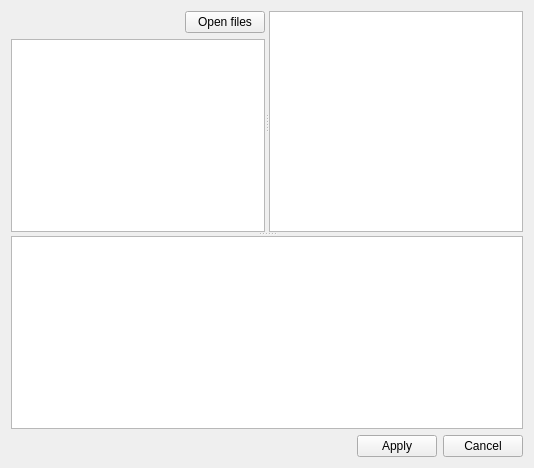
Before: the Qt Designer form ui/sellerwidget/sellerwidget.ui in etengabeko/garsale, drawn with Qt 5.
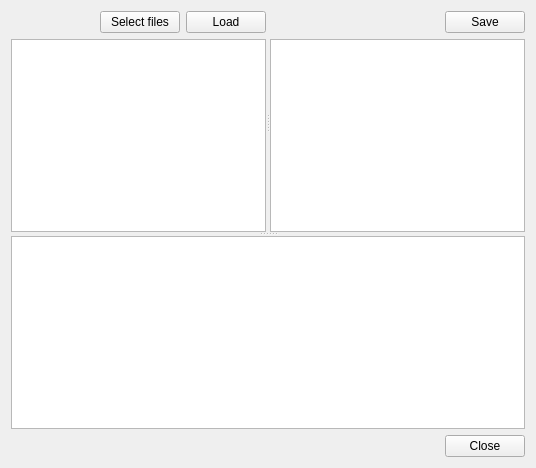
After: the same form once the commit is applied.

Diff of the .ui file:
```diff
--- a/ui/sellerwidget/sellerwidget.ui
+++ b/ui/sellerwidget/sellerwidget.ui
@@ -6,14 +6,14 @@
    <rect>
     <x>0</x>
     <y>0</y>
-    <width>534</width>
+    <width>536</width>
     <height>468</height>
    </rect>
   </property>
   <property name="windowTitle">
    <string>Form</string>
   </property>
-  <layout class="QVBoxLayout" name="verticalLayout_2">
+  <layout class="QVBoxLayout" name="verticalLayout_3">
    <item>
     <widget class="QSplitter" name="splitter_2">
      <property name="orientation">
@@ -29,7 +29,7 @@
       <property name="childrenCollapsible">
        <bool>false</bool>
       </property>
-      <widget class="QWidget" name="">
+      <widget class="QWidget" name="layoutWidget">
        <layout class="QVBoxLayout" name="verticalLayout">
         <item>
          <layout class="QHBoxLayout" name="horizontalLayout_2">
@@ -49,7 +49,14 @@
           <item>
            <widget class="QPushButton" name="openFilesPushButton">
             <property name="text">
-             <string>Open files</string>
+             <string>Select files</string>
+            </property>
+           </widget>
+          </item>
+          <item>
+           <widget class="QPushButton" name="loadPushButton">
+            <property name="text">
+             <string>Load</string>
             </property>
            </widget>
           </item>
@@ -60,7 +67,37 @@
         </item>
        </layout>
       </widget>
-      <widget class="QTreeView" name="sellersTreeView"/>
+      <widget class="QWidget" name="">
+       <layout class="QVBoxLayout" name="verticalLayout_2">
+        <item>
+         <layout class="QHBoxLayout" name="horizontalLayout_3">
+          <item>
+           <spacer name="horizontalSpacer_3">
+            <property name="orientation">
+             <enum>Qt::Horizontal</enum>
+            </property>
+            <property name="sizeHint" stdset="0">
+             <size>
+              <width>40</width>
+              <height>20</height>
+             </size>
+            </property>
+           </spacer>
+          </item>
+          <item>
+           <widget class="QPushButton" name="savePushButton">
+            <property name="text">
+             <string>Save</string>
+            </property>
+           </widget>
+          </item>
+         </layout>
+        </item>
+        <item>
+         <widget class="QTreeView" name="sellersTreeView"/>
+        </item>
+       </layout>
+      </widget>
      </widget>
      <widget class="QPlainTextEdit" name="errorTextEdit">
       <property name="sizePolicy">
@@ -69,6 +106,12 @@
         <verstretch>0</verstretch>
        </sizepolicy>
       </property>
+      <property name="minimumSize">
+       <size>
+        <width>0</width>
+        <height>0</height>
+       </size>
+      </property>
       <property name="readOnly">
        <bool>true</bool>
       </property>
@@ -90,17 +133,10 @@
        </property>
       </spacer>
      </item>
-     <item>
-      <widget class="QPushButton" name="applyPushButton">
-       <property name="text">
-        <string>Apply</string>
-       </property>
-      </widget>
-     </item>
      <item>
       <widget class="QPushButton" name="cancelPushButton">
        <property name="text">
-        <string>Cancel</string>
+        <string>Close</string>
        </property>
       </widget>
      </item>
```
Left out of the diff: 9 changed lines with no effect on the pictures.
